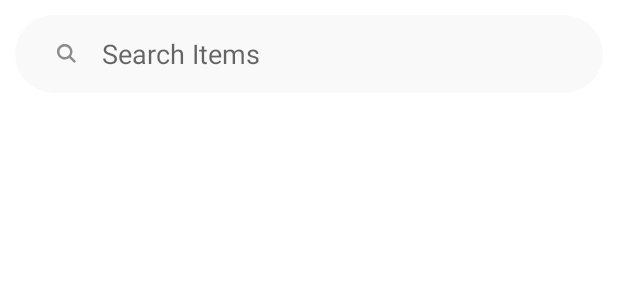
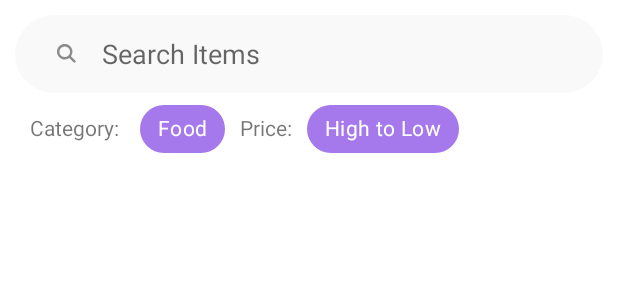
Before and after one commit to rancidiscrimator/vyAppar, an Android app: the layout fragment_search.xml on its own in the app's theme, with its tools: preview values and no code run, on a phone screen of 412 x 824 dp. Shown: the top 300 px of the screen. Run offline under Robolectric (Android 15) with nearby library versions, the phone set to English and light mode, and no system bars; Roboto replaces fonts that are not available here.

Commit message:
design changes and cart change

```diff
--- a/app/build.gradle
+++ b/app/build.gradle
@@ -43,6 +43,7 @@ dependencies {
     // For control over item selection of both touch and mouse driven selection
     implementation "androidx.recyclerview:recyclerview-selection:1.1.0-rc01"
     implementation 'de.hdodenhof:circleimageview:3.1.0'
+    android.defaultConfig.vectorDrawables.useSupportLibrary = true
 
     def nav_version = "2.3.0"
 
--- a/app/src/main/java/com/example/gov/Adapter/Adapter_Cart.java
+++ b/app/src/main/java/com/example/gov/Adapter/Adapter_Cart.java
@@ -59,7 +59,7 @@ public class Adapter_Cart extends RecyclerView.Adapter<Adapter_Cart.newViewHolde
             super(itemView);
 
             WindowManager.LayoutParams layoutParams=new WindowManager.LayoutParams();
-            layoutParams.height=height/8;
+            layoutParams.height=height/6;
             itemView.setLayoutParams(layoutParams);
             add=itemView.findViewById(R.id.add);
             remove=itemView.findViewById(R.id.subtract);
--- a/app/src/main/res/layout/fragment_search.xml
+++ b/app/src/main/res/layout/fragment_search.xml
@@ -37,7 +37,59 @@
                 card_view:layout_constraintStart_toStartOf="parent"
                 card_view:layout_constraintTop_toTopOf="parent"
                 card_view:searchIcon="@drawable/ic_search" />
+
+
+
         </androidx.constraintlayout.widget.ConstraintLayout>
+        <LinearLayout
+            android:layout_width="match_parent"
+            android:layout_height="wrap_content"
+            android:layout_marginLeft="20dp"
+            android:layout_marginRight="20dp"
+            android:gravity="left"
+            android:orientation="horizontal">
+
+            <TextView
+                android:id="@+id/textView3"
+                android:layout_width="wrap_content"
+                android:layout_height="wrap_content"
+                android:text="Category: " />
+
+            <com.google.android.material.chip.Chip
+                android:id="@+id/chipcat"
+                android:layout_width="wrap_content"
+                android:layout_height="wrap_content"
+                android:layout_marginLeft="10dp"
+                android:checkable="true"
+                android:checked="true"
+                android:text="Food"
+                android:textColor="#FFFFFF"
+                card_view:checkedIconVisible="false"
+                card_view:chipBackgroundColor="@color/lightpurple"
+                card_view:chipIconEnabled="false"
+                card_view:closeIconVisible="false" />
+
+            <TextView
+                android:id="@+id/textView4"
+                android:layout_width="wrap_content"
+                android:layout_height="wrap_content"
+                android:layout_marginLeft="10dp"
+                android:text="Price:" />
+
+            <com.google.android.material.chip.Chip
+                android:id="@+id/chipprice"
+                android:layout_width="wrap_content"
+                android:layout_height="wrap_content"
+                android:layout_marginLeft="10dp"
+                android:checkable="true"
+                android:checked="true"
+                android:text="High to Low"
+                android:textColor="#FFFFFF"
+                card_view:checkedIconVisible="false"
+                card_view:chipBackgroundColor="@color/lightpurple"
+                card_view:closeIconVisible="false" />
+
+        </LinearLayout>
 
         <ScrollView
             android:layout_width="match_parent"
--- a/app/src/main/res/values/strings.xml
+++ b/app/src/main/res/values/strings.xml
@@ -16,4 +16,5 @@
         <item>HOUSE SERVICES</item>
     </string-array>
     <string name="title_activity_maps">Map</string>
+    <string name="title_activity_maps2">Map</string>
 </resources>
--- a/app/src/main/res/values/styles.xml
+++ b/app/src/main/res/values/styles.xml
@@ -1,6 +1,6 @@
 <resources>
     <!-- Base application theme. -->
-    <style name="AppTheme" parent="Theme.AppCompat.Light.NoActionBar">
+    <style name="AppTheme" parent="Theme.MaterialComponents.Light.NoActionBar">
         <!-- Customize your theme here. -->
         <item name="colorPrimary">@color/colorPrimary</item>
         <item name="colorPrimaryDark">@color/colorPrimaryDark</item>
```
Also changed, not shown: app/src/main/AndroidManifest.xml (+6 -4 lines), app/src/main/java/com/example/gov/Activity/APPLICATION_CLASS.java (+14 -0 lines), app/src/main/java/com/example/gov/Activity/LoginScreen.java (+3 -4 lines), app/src/main/java/com/example/gov/Activity/MapsActivity.java (+19 -0 lines), app/src/main/java/com/example/gov/Activity/MapsActivity2.java (added, +149 -0 lines), app/src/main/java/com/example/gov/Activity/VendorAuth.java (+11 -0 lines), app/src/main/java/com/example/gov/Fragment/Fragment_Search.java (+35 -0 lines), app/src/main/java/com/example/gov/ModalClasses/Class_Chips.java (added, +31 -0 lines), app/src/main/res/layout/activity_maps2.xml (added, +9 -0 lines), app/src/main/res/layout/activity_vendor_auth.xml (+11 -0 lines), app/src/main/java/com/example/gov/Activity/Activity_MAIN.java (line endings or trailing spaces).
